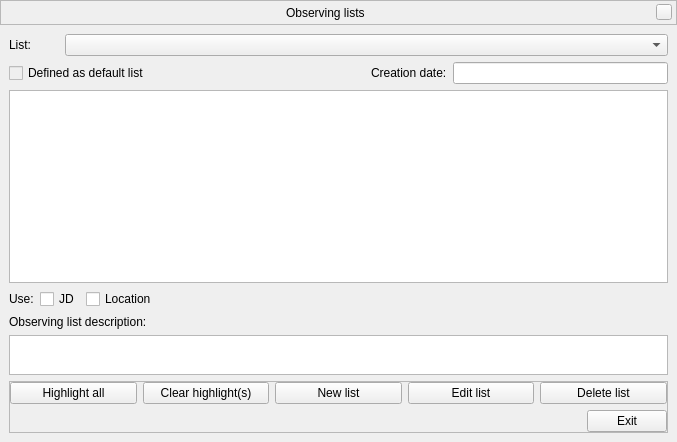
This is src/gui/obsListDialog.ui in Stellarium/stellarium as Qt 5 draws it before an edit. The edited form follows.
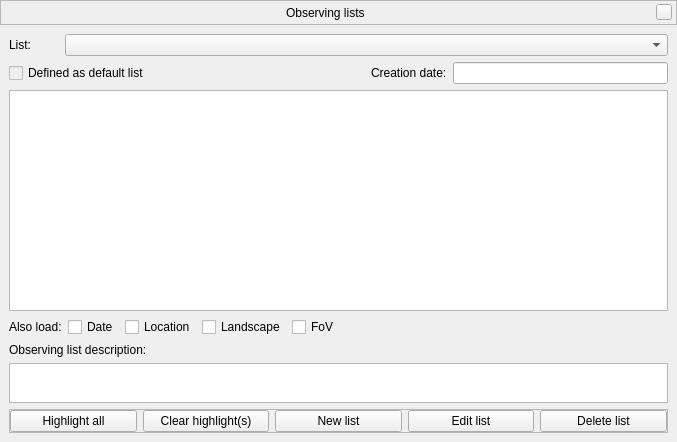
This is the edited form. Custom widgets are drawn as their Qt base class.

Commit message: Fix/observing lists (#2694)

What changed in the file:
```diff
--- a/src/gui/obsListDialog.ui
+++ b/src/gui/obsListDialog.ui
@@ -246,33 +246,6 @@
            </item>
           </layout>
          </item>
-         <item>
-          <layout class="QHBoxLayout" name="horizontalLayoutExit">
-           <item>
-            <spacer name="horizontalSpacer">
-             <property name="orientation">
-              <enum>Qt::Horizontal</enum>
-             </property>
-             <property name="sizeHint" stdset="0">
-              <size>
-               <width>40</width>
-               <height>20</height>
-              </size>
-             </property>
-            </spacer>
-           </item>
-           <item>
-            <widget class="QPushButton" name="obsListExitButton">
-             <property name="toolTip">
-              <string>Exit</string>
-             </property>
-             <property name="text">
-              <string>Exit</string>
-             </property>
-            </widget>
-           </item>
-          </layout>
-         </item>
         </layout>
        </widget>
       </item>
@@ -395,7 +368,7 @@
         <item>
          <widget class="QLabel" name="useJdLocationLabel">
           <property name="text">
-           <string>Use:</string>
+           <string>Also load:</string>
           </property>
          </widget>
         </item>
@@ -405,7 +378,7 @@
            <string>Julian Day</string>
           </property>
           <property name="text">
-           <string notr="true">JD</string>
+           <string notr="true">Date</string>
           </property>
          </widget>
         </item>
@@ -416,6 +389,26 @@
           </property>
          </widget>
         </item>
+        <item>
+         <widget class="QCheckBox" name="obsListLandscapeCheckBox">
+          <property name="toolTip">
+           <string>Retrieve stored landscape</string>
+          </property>
+          <property name="text">
+           <string>Landscape</string>
+          </property>
+         </widget>
+        </item>
+        <item>
+         <widget class="QCheckBox" name="obsListFovCheckBox">
+          <property name="toolTip">
+           <string>Retrieve stored field of view</string>
+          </property>
+          <property name="text">
+           <string>FoV</string>
+          </property>
+         </widget>
+        </item>
         <item>
          <spacer name="horizontalSpacer_2">
           <property name="orientation">
```
Left out of the diff: 7 changed lines with no effect on the pictures. The commit also changes 9 other files.
